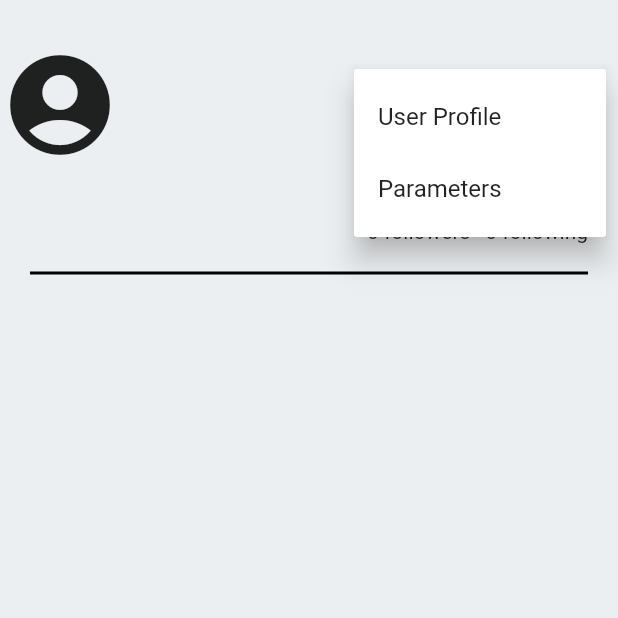
After one commit to LahoucineLapunaire/ilili, a Flutter app: the UserProfilePage screen opened directly, after a tap on the "more vert" icon, on a phone screen of 412 x 824 dp, the top half of it. The commit adds this screen. Run offline on Flutter 3.47's test engine with Material 2 defaults, Android fonts, the phone set to English and light mode, and no system bars; our stand-ins replace audioplayers, cloud_firestore, file_picker, firebase_auth, firebase_core, firebase_storage and 2 more; missing offline and left inert: flutter_sound; accounts and stored records are empty.

Commit message:
[FEAT] UserProfil : get username, description, followers, followings, audio post links

```diff
--- a/lib/components/appRouter.dart
+++ b/lib/components/appRouter.dart
@@ -1,7 +1,7 @@
 import 'package:flutter/material.dart';
 import 'package:ilili/components/addPost.dart';
 import 'package:ilili/components/home.dart';
-import 'package:ilili/components/profile.dart';
+import 'package:ilili/components/userProfile.dart';
 
 class AppRouter extends StatefulWidget {
   @override
@@ -9,12 +9,12 @@ class AppRouter extends StatefulWidget {
 }
 
 class _AppRouterState extends State<AppRouter> {
-  int _currentIndex = 1;
+  int _currentIndex = 2;
 
   final List<Widget> _pages = [
     HomePage(),
     AddPostPage(),
-    ProfilePage(),
+    UserProfilePage(),
   ];
 
   void _onTabTapped(int index) {
--- a/lib/components/signup.dart
+++ b/lib/components/signup.dart
@@ -159,6 +159,9 @@ class _FormSectionState extends State<FormSection> {
         'profilPicture': '',
         'username': '',
         'posts': [],
+        'followers': [],
+        'following': [],
+        'description': '',
       });
 
       print('User signed up and document created successfully!');
--- /dev/null
+++ b/lib/components/userProfile.dart
@@ -0,0 +1,146 @@
+import 'package:flutter/material.dart';
+import 'package:cloud_firestore/cloud_firestore.dart';
+import 'package:firebase_auth/firebase_auth.dart';
+import 'package:ilili/components/component.dart';
+
+FirebaseAuth auth = FirebaseAuth.instance;
+FirebaseFirestore firestore = FirebaseFirestore.instance;
+
+class UserProfilePage extends StatelessWidget {
+  const UserProfilePage({super.key});
+
+  @override
+  Widget build(BuildContext context) {
+    return Scaffold(
+      backgroundColor: Color(0xFFECEFF1),
+      body: Center(
+          child: Column(
+        children: [
+          SizedBox(height: 30),
+          TopSection(),
+          SizedBox(height: 10),
+          Divider(
+            color: Colors.black,
+            height: 20,
+            thickness: 2,
+            indent: 20,
+            endIndent: 20,
+          ),
+          PostSection(),
+        ],
+      )),
+    );
+  }
+}
+
+class TopSection extends StatefulWidget {
+  const TopSection({super.key});
+
+  @override
+  State<TopSection> createState() => _TopSectionState();
+}
+
+class _TopSectionState extends State<TopSection> {
+  String username = "";
+  String profilPicture = "";
+  String description = "";
+  int followers = 0;
+  int following = 0;
+
+  void initState() {
+    super.initState();
+    getUserData();
+  }
+
+  void getUserData() async {
+    DocumentSnapshot ds =
+        await firestore.collection('users').doc(auth.currentUser!.uid).get();
+
+    setState(() {
+      username = ds.get('username');
+      profilPicture = ds.get('profilPicture');
+      description = ds.get('description');
+    });
+  }
+
+  @override
+  Widget build(BuildContext context) {
+    return Column(
+      mainAxisAlignment: MainAxisAlignment.center,
+      children: [
+        Row(
+          mainAxisAlignment: MainAxisAlignment.spaceBetween,
+          children: [
+            Row(
+              children: [
+                Container(
+                    width: 80,
+                    height: 80,
+                    child: Icon(Icons.account_circle, size: 80)),
+                Text("$username"),
+              ],
+            ),
+            PopupMenuButton<String>(onSelected: (value) {
+              // Handle the sub-menu item selection
+              print('Selected: $value');
+            }, itemBuilder: (BuildContext context) {
+              return [
+                PopupMenuItem<String>(
+                  value: 'User Profile',
+                  child: Text('User Profile'),
+                ),
+                PopupMenuItem<String>(
+                  value: 'Parameters',
+                  child: Text('Parameters'),
+                ),
+              ];
+            })
+          ],
+        ),
+        Text("$description"),
+        SizedBox(height: 20),
+        Row(mainAxisAlignment: MainAxisAlignment.end, children: [
+          Text("$followers followers"),
+          SizedBox(width: 10),
+          Text("$following following"),
+          SizedBox(width: 20)
+        ]),
+      ],
+    );
+  }
+}
+
+class PostSection extends StatefulWidget {
+  const PostSection({super.key});
+
+  @override
+  State<PostSection> createState() => _PostSectionState();
+}
+
+class _PostSectionState extends State<PostSection> {
+  List<dynamic> posts = [];
+
+  void initState() {
+    super.initState();
+    getPosts();
+  }
+
+  void getPosts() async {
+    QuerySnapshot<Map<String, dynamic>> qs = await FirebaseFirestore.instance
+        .collection('posts')
+        .where("userId", isEqualTo: auth.currentUser!.uid)
+        .get();
+
+    setState(() {
+      posts = qs.docs.map((e) => e.get('audio')).toList();
+    });
+  }
+
+  @override
+  Widget build(BuildContext context) {
+    return ListView(
+      shrinkWrap: true,
+      children: [for (var post in posts) AudioPlayerWidget(audioPath: post)],
+    );
+  }
+}
```
Also changed, not shown: lib/components/component.dart (added, +111 -0 lines), lib/components/profile.dart (deleted, +0 -10 lines), assets/images/user.png (added).
